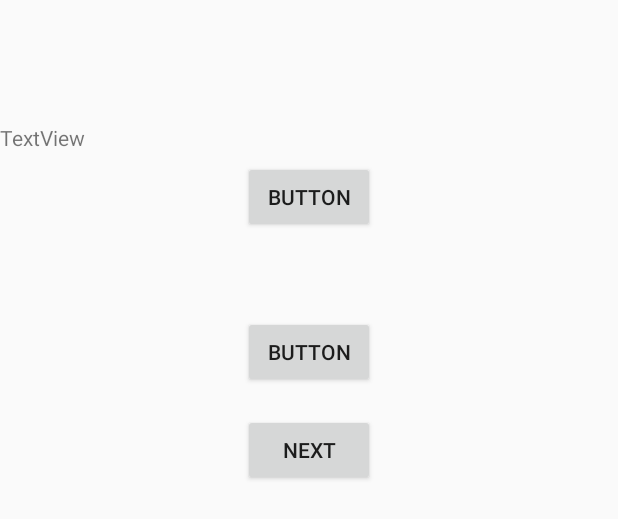
After one commit to pkarira/Pollapp, an Android app: the layout fragment_question.xml on its own in the app's theme, with its tools: preview values and no code run, on a phone screen of 412 x 824 dp. The commit adds this screen. Shown: the top 519 px of the screen. Run offline under Robolectric (Android 15) with nearby library versions, the phone set to English and light mode, and no system bars.

Commit message:
made calls for fetching questions

```diff
--- a/PollsFrontEnd/app/build.gradle
+++ b/PollsFrontEnd/app/build.gradle
@@ -26,8 +26,9 @@ dependencies {
     })
     compile 'com.android.support:appcompat-v7:25.3.1'
     compile 'com.android.support.constraint:constraint-layout:1.0.2'
-    testCompile 'junit:junit:4.12'
     compile 'com.squareup.okhttp:okhttp:2.5.0'
     compile 'com.squareup.retrofit2:converter-gson:2.0.0-beta4'
     compile 'org.glassfish:javax.annotation:10.0-b28'
+    compile 'com.android.support:support-v4:25.3.1'
+    testCompile 'junit:junit:4.12'
 }
--- a/PollsFrontEnd/app/src/main/java/com/sdsmdg/pulkit/pollsfrontend/MainActivity.java
+++ b/PollsFrontEnd/app/src/main/java/com/sdsmdg/pulkit/pollsfrontend/MainActivity.java
@@ -27,7 +27,7 @@ import static android.provider.ContactsContract.CommonDataKinds.Website.URL;
 public class MainActivity extends AppCompatActivity {
     Button button1;
     Button button2;
-    String token;
+    public static String token;
 
     @Override
     protected void onCreate(Bundle savedInstanceState) {
@@ -58,9 +58,8 @@ public class MainActivity extends AppCompatActivity {
                     @Override
                     public void onResponse(Call<Token> call, retrofit2.Response<Token> response) {
                         if (response.body().getStatus() == 1)
-                            token = response.body().getToken();
+                            token = " Token "+response.body().getToken()+" ";
                     }
-
                     @Override
                     public void onFailure(Call<Token> call, Throwable t) {
                     }
--- a/PollsFrontEnd/app/src/main/java/com/sdsmdg/pulkit/pollsfrontend/api.java
+++ b/PollsFrontEnd/app/src/main/java/com/sdsmdg/pulkit/pollsfrontend/api.java
@@ -7,6 +7,7 @@ import retrofit2.Retrofit;
 import retrofit2.converter.gson.GsonConverterFactory;
 import retrofit2.http.Body;
 import retrofit2.http.GET;
+import retrofit2.http.Header;
 import retrofit2.http.POST;
 import retrofit2.http.Query;
 
@@ -23,6 +24,9 @@ public interface api {
     @POST("polls/login")
     Call<Token> login(@Body Register reg);
 
+    @POST("polls/questions")
+    Call<Questions> getQuestions(@Header("Authorization") String token);
+
     class Factory {
         public static api services = null;
 
--- a/PollsFrontEnd/app/src/main/res/layout/activity_main.xml
+++ b/PollsFrontEnd/app/src/main/res/layout/activity_main.xml
@@ -1,6 +1,5 @@
 <?xml version="1.0" encoding="utf-8"?>
 <RelativeLayout xmlns:android="http://schemas.android.com/apk/res/android"
-    xmlns:app="http://schemas.android.com/apk/res-auto"
     xmlns:tools="http://schemas.android.com/tools"
     android:layout_width="match_parent"
     android:layout_height="match_parent"
--- /dev/null
+++ b/PollsFrontEnd/app/src/main/res/layout/fragment_question.xml
@@ -0,0 +1,42 @@
+<RelativeLayout
+    xmlns:android="http://schemas.android.com/apk/res/android"
+    xmlns:tools="http://schemas.android.com/tools"
+    android:layout_width="match_parent"
+    android:layout_height="match_parent"
+    tools:context="com.sdsmdg.pulkit.pollsfrontend.QuestionFragment">
+
+    <TextView
+        android:id="@+id/question"
+        android:layout_width="match_parent"
+        android:layout_height="wrap_content"
+        android:layout_alignParentTop="true"
+        android:layout_marginTop="82dp"
+        android:text="TextView" />
+    <Button
+        android:id="@+id/choice"
+        android:layout_width="wrap_content"
+        android:layout_height="wrap_content"
+        android:layout_below="@+id/textView3"
+        android:layout_centerHorizontal="true"
+        android:layout_marginTop="107dp"
+        android:text="Button" />
+    <Button
+        android:id="@+id/choice2"
+        android:layout_width="wrap_content"
+        android:layout_height="wrap_content"
+        android:layout_alignLeft="@+id/choice"
+        android:layout_alignStart="@+id/choice"
+        android:layout_below="@+id/choice"
+        android:layout_marginTop="55dp"
+        android:text="Button" />
+
+    <Button
+        android:id="@+id/next"
+        android:layout_width="wrap_content"
+        android:layout_height="wrap_content"
+        android:layout_alignLeft="@+id/choice2"
+        android:layout_alignStart="@+id/choice2"
+        android:layout_below="@+id/choice2"
+        android:layout_marginTop="17dp"
+        android:text="Next" />
+</RelativeLayout>
--- a/PollsFrontEnd/app/src/main/res/values/strings.xml
+++ b/PollsFrontEnd/app/src/main/res/values/strings.xml
@@ -1,3 +1,6 @@
 <resources>
     <string name="app_name">PollsFrontEnd</string>
+
+    <!-- TODO: Remove or change this placeholder text -->
+    <string name="hello_blank_fragment">Hello blank fragment</string>
 </resources>
```
Also changed, not shown: PollsFrontEnd/app/src/main/java/com/sdsmdg/pulkit/pollsfrontend/Choice.java (added, +22 -0 lines), PollsFrontEnd/app/src/main/java/com/sdsmdg/pulkit/pollsfrontend/Data.java (added, +24 -0 lines), PollsFrontEnd/app/src/main/java/com/sdsmdg/pulkit/pollsfrontend/Question.java (added, +45 -0 lines), PollsFrontEnd/app/src/main/java/com/sdsmdg/pulkit/pollsfrontend/QuestionFragment.java (added, +114 -0 lines), PollsFrontEnd/app/src/main/java/com/sdsmdg/pulkit/pollsfrontend/Questions.java (added, +22 -0 lines).
